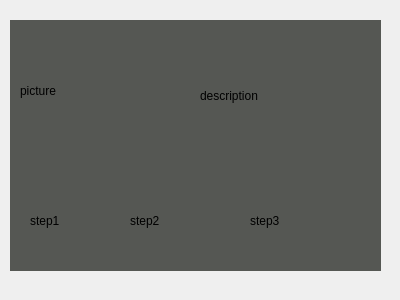
Above: FinalProject/itemdialog.ui from baohuy251210/HowToTidyUp before the change. Below: the same form after it.
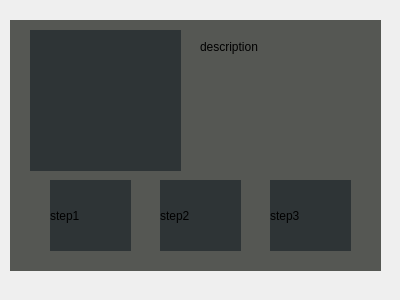
That is the form after the change.

Commit message: Used tool functionality is in but bugged

The edit to the form file:
```diff
--- a/FinalProject/itemdialog.ui
+++ b/FinalProject/itemdialog.ui
@@ -16,12 +16,15 @@
   <widget class="QLabel" name="step1">
    <property name="geometry">
     <rect>
-     <x>30</x>
-     <y>190</y>
-     <width>91</width>
-     <height>61</height>
+     <x>50</x>
+     <y>180</y>
+     <width>81</width>
+     <height>71</height>
     </rect>
    </property>
+   <property name="styleSheet">
+    <string notr="true">background-color: rgb(46, 52, 54);</string>
+   </property>
    <property name="text">
     <string>step1</string>
    </property>
@@ -32,12 +35,15 @@
   <widget class="QLabel" name="step2">
    <property name="geometry">
     <rect>
-     <x>130</x>
-     <y>190</y>
-     <width>101</width>
-     <height>61</height>
+     <x>160</x>
+     <y>180</y>
+     <width>81</width>
+     <height>71</height>
     </rect>
    </property>
+   <property name="styleSheet">
+    <string notr="true">background-color: rgb(46, 52, 54);</string>
+   </property>
    <property name="text">
     <string>step2</string>
    </property>
@@ -48,12 +54,15 @@
   <widget class="QLabel" name="step3">
    <property name="geometry">
     <rect>
-     <x>250</x>
-     <y>190</y>
-     <width>111</width>
-     <height>61</height>
+     <x>270</x>
+     <y>180</y>
+     <width>81</width>
+     <height>71</height>
     </rect>
    </property>
+   <property name="styleSheet">
+    <string notr="true">background-color: rgb(46, 52, 54);</string>
+   </property>
    <property name="text">
     <string>step3</string>
    </property>
@@ -64,17 +73,17 @@
   <widget class="QLabel" name="itemPicture">
    <property name="geometry">
     <rect>
-     <x>20</x>
+     <x>30</x>
      <y>30</y>
-     <width>161</width>
-     <height>121</height>
+     <width>151</width>
+     <height>141</height>
     </rect>
    </property>
    <property name="styleSheet">
-    <string notr="true">border-color: rgb(46, 52, 54);</string>
+    <string notr="true">background-color: rgb(46, 52, 54);</string>
    </property>
    <property name="text">
-    <string>picture</string>
+    <string/>
    </property>
    <property name="scaledContents">
     <bool>true</bool>
@@ -84,14 +93,17 @@
    <property name="geometry">
     <rect>
      <x>200</x>
-     <y>30</y>
-     <width>171</width>
-     <height>131</height>
+     <y>40</y>
+     <width>151</width>
+     <height>121</height>
     </rect>
    </property>
    <property name="text">
     <string>description</string>
    </property>
+   <property name="alignment">
+    <set>Qt::AlignLeading|Qt::AlignLeft|Qt::AlignTop</set>
+   </property>
   </widget>
   <widget class="QLabel" name="bgLabel">
    <property name="geometry">
```
The commit also changes 1 other file.
